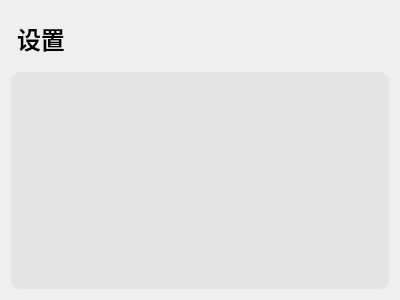
Qt form setting_page.ui (KKKirino/Backup-My-Files-Qt5) before a commit.
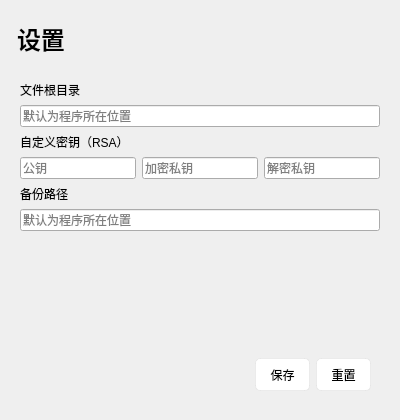
The same form after that commit.

Commit message: feat: 增加设置页和加密解密功能

```diff
--- a/setting_page.ui
+++ b/setting_page.ui
@@ -7,7 +7,7 @@
     <x>0</x>
     <y>0</y>
     <width>400</width>
-    <height>300</height>
+    <height>420</height>
    </rect>
   </property>
   <property name="windowTitle">
@@ -28,11 +28,22 @@
 	border: 0;
 	background: rgba(0, 0, 0, 0);
 	border-radius: 10px;
-	background: rgba(0, 0 ,0 ,0.05);
+	background: rgba(0, 0 ,0 ,0);
 }
 
 #setting_list {
 	border: 0;
+}
+
+QToolButton {
+	background-color: rgb(255, 255, 255);
+	border: 1px solid rgba(0, 0, 0, 0.05);
+	border-radius: 5px;
+	padding: 5px 10px;
+}
+
+QToolButton:hover {
+	background-color: rgba(0, 0, 0, 0.05);
 }</string>
   </property>
   <layout class="QVBoxLayout" name="verticalLayout">
@@ -54,9 +65,149 @@
         <x>0</x>
         <y>0</y>
         <width>382</width>
-        <height>225</height>
+        <height>345</height>
        </rect>
       </property>
+      <layout class="QVBoxLayout" name="verticalLayout_2">
+       <item>
+        <widget class="QLabel" name="label">
+         <property name="maximumSize">
+          <size>
+           <width>16777215</width>
+           <height>40</height>
+          </size>
+         </property>
+         <property name="text">
+          <string>文件根目录</string>
+         </property>
+        </widget>
+       </item>
+       <item>
+        <widget class="QLineEdit" name="lineEdit">
+         <property name="text">
+          <string/>
+         </property>
+         <property name="placeholderText">
+          <string>默认为程序所在位置</string>
+         </property>
+        </widget>
+       </item>
+       <item>
+        <widget class="QLabel" name="label_2">
+         <property name="maximumSize">
+          <size>
+           <width>16777215</width>
+           <height>40</height>
+          </size>
+         </property>
+         <property name="text">
+          <string>自定义密钥（RSA）</string>
+         </property>
+        </widget>
+       </item>
+       <item>
+        <widget class="QWidget" name="widget" native="true">
+         <layout class="QHBoxLayout" name="horizontalLayout">
+          <property name="leftMargin">
+           <number>0</number>
+          </property>
+          <property name="topMargin">
+           <number>0</number>
+          </property>
+          <property name="rightMargin">
+           <number>0</number>
+          </property>
+          <property name="bottomMargin">
+           <number>0</number>
+          </property>
+          <item>
+           <widget class="QLineEdit" name="lineEdit_2">
+            <property name="text">
+             <string/>
+            </property>
+            <property name="placeholderText">
+             <string>公钥</string>
+            </property>
+           </widget>
+          </item>
+          <item>
+           <widget class="QLineEdit" name="lineEdit_3">
+            <property name="placeholderText">
+             <string>加密私钥</string>
+            </property>
+           </widget>
+          </item>
+          <item>
+           <widget class="QLineEdit" name="lineEdit_4">
+            <property name="placeholderText">
+             <string>解密私钥</string>
+            </property>
+           </widget>
+          </item>
+         </layout>
+        </widget>
+       </item>
+       <item>
+        <widget class="QLabel" name="label_3">
+         <property name="text">
+          <string>备份路径</string>
+         </property>
+        </widget>
+       </item>
+       <item>
+        <widget class="QLineEdit" name="lineEdit_5">
+         <property name="placeholderText">
+          <string>默认为程序所在位置</string>
+         </property>
+        </widget>
+       </item>
+       <item>
+        <spacer name="verticalSpacer">
+         <property name="orientation">
+          <enum>Qt::Vertical</enum>
+         </property>
+         <property name="sizeHint" stdset="0">
+          <size>
+           <width>20</width>
+           <height>40</height>
+          </size>
+         </property>
+        </spacer>
+       </item>
+       <item>
+        <widget class="QWidget" name="widget_2" native="true">
+         <layout class="QHBoxLayout" name="horizontalLayout_2">
+          <item>
+           <spacer name="horizontalSpacer">
+            <property name="orientation">
+             <enum>Qt::Horizontal</enum>
+            </property>
+            <property name="sizeHint" stdset="0">
+             <size>
+              <width>40</width>
+              <height>20</height>
+             </size>
+            </property>
+           </spacer>
+          </item>
+          <item>
+           <widget class="QToolButton" name="toolButton">
+            <property name="text">
+             <string>保存</string>
+            </property>
+           </widget>
+          </item>
+          <item>
+           <widget class="QToolButton" name="toolButton_2">
+            <property name="text">
+             <string>重置</string>
+            </property>
+           </widget>
+          </item>
+         </layout>
+        </widget>
+       </item>
+      </layout>
      </widget>
     </widget>
    </item>
```
The commit also changes 9 other files.
